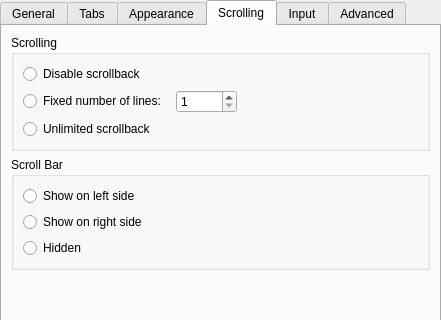
Old version of the form src/EditProfileDialog.ui in the repository KDE/konsole; both pictures show x 0 to 441 and y 0 to 320 of the 441 by 514 pixel window.
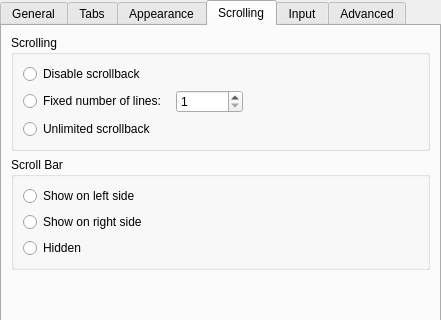
New version of the form. The open tabs and pages were chosen to show the change. Custom widgets are drawn as their Qt base class.

Commit message: Fix upper scrollback limit in profile editor.  Should be 100,000 not 10,000.

The edit to the form file:
```diff
--- a/src/EditProfileDialog.ui
+++ b/src/EditProfileDialog.ui
@@ -644,7 +644,7 @@
                <number>1</number>
               </property>
               <property name="maximum" >
-               <number>10000</number>
+               <number>100000</number>
               </property>
              </widget>
             </item>
```
